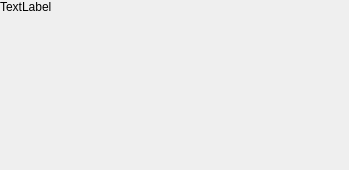
hbbwang/HBBr, file hBBr/Editor/MaterialDetailEditor_Renderer.ui: the form before one commit.
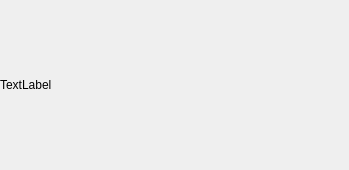
The form after the commit.

Patch:
```diff
--- a/hBBr/Editor/MaterialDetailEditor_Renderer.ui
+++ b/hBBr/Editor/MaterialDetailEditor_Renderer.ui
@@ -13,7 +13,7 @@
   <property name="windowTitle">
    <string>Form</string>
   </property>
-  <layout class="QVBoxLayout" name="verticalLayout_2" stretch="0,10">
+  <layout class="QVBoxLayout" name="verticalLayout_2" stretch="0">
    <property name="spacing">
     <number>0</number>
    </property>
@@ -36,9 +36,6 @@
      </property>
     </widget>
    </item>
-   <item>
-    <widget class="QWidget" name="MaterialDetailEditor_RenderView" native="true"/>
-   </item>
   </layout>
  </widget>
  <resources/>
```
